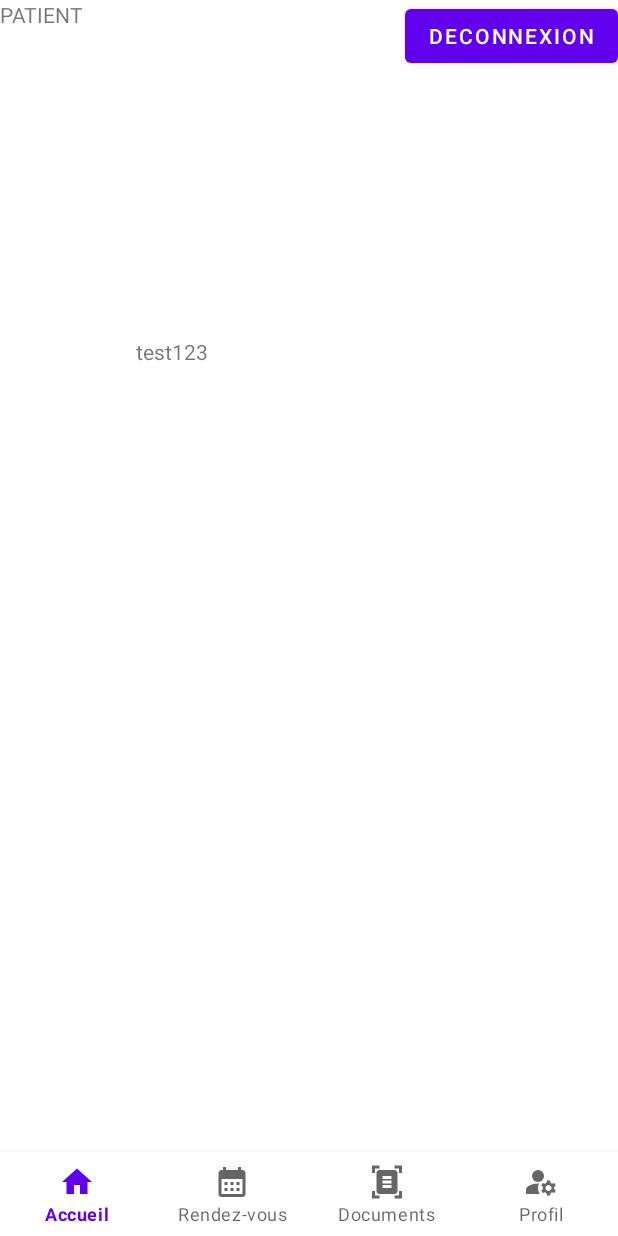
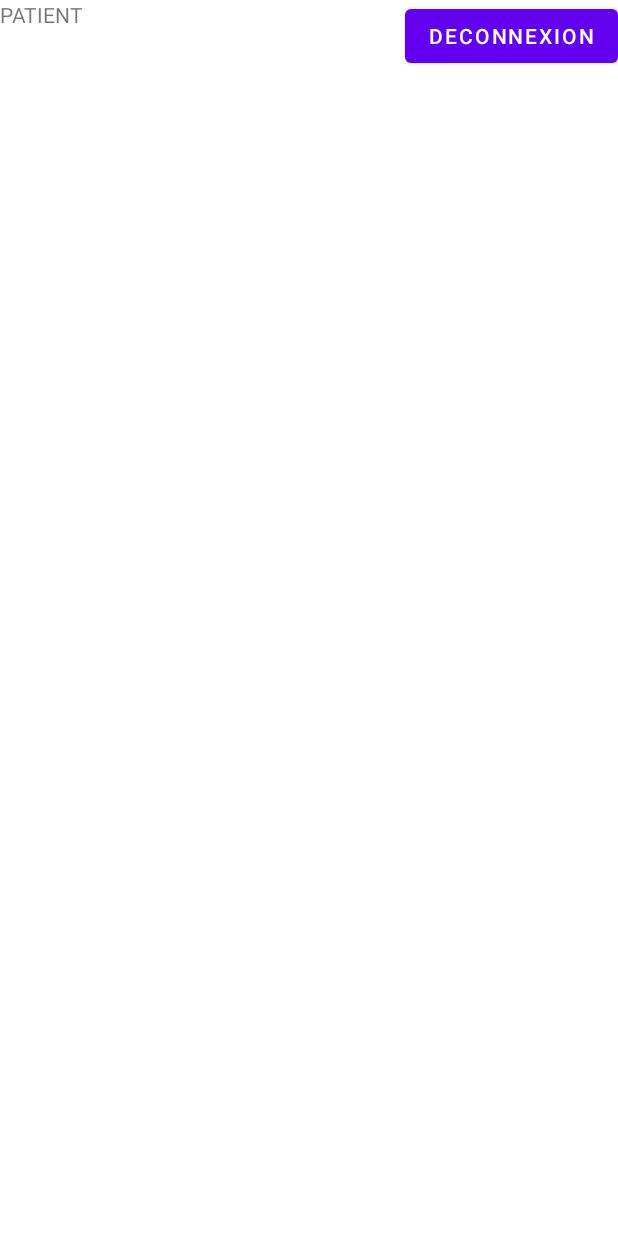
Before and after one commit to Fantastix80/projet_android_allodocteur, an Android app: the AccueilPatient screen opened directly, with no data from a screen before it, on a phone screen of 412 x 824 dp. Run offline under Robolectric (Android 15) with nearby library versions, the phone set to English and light mode, and no system bars.

Commit message:
j'ai enlevé le menu

```diff
--- a/app/build.gradle
+++ b/app/build.gradle
@@ -31,7 +31,7 @@ android {
 dependencies {
 
     implementation 'androidx.appcompat:appcompat:1.6.1'
-    implementation 'com.google.android.material:material:1.8.0'
+    implementation 'com.google.android.material:material:1.3.0'
     implementation 'androidx.constraintlayout:constraintlayout:2.1.4'
     testImplementation 'junit:junit:4.13.2'
     androidTestImplementation 'androidx.test.ext:junit:1.1.5'
--- a/app/src/main/AndroidManifest.xml
+++ b/app/src/main/AndroidManifest.xml
@@ -7,15 +7,18 @@
     <uses-permission android:name="android.permission.ACCESS_WIFI_STATE" />
 
     <application
-        android:networkSecurityConfig="@xml/network_security_config"
         android:allowBackup="true"
         android:dataExtractionRules="@xml/data_extraction_rules"
         android:fullBackupContent="@xml/backup_rules"
         android:icon="@mipmap/ic_launcher"
         android:label="@string/app_name"
+        android:networkSecurityConfig="@xml/network_security_config"
         android:supportsRtl="true"
         android:theme="@style/Theme.FormulaireBeau"
         tools:targetApi="31">
+        <activity
+            android:name=".prendreRDV"
+            android:exported="false" />
         <activity
             android:name=".AccueilPatient"
             android:exported="false" />
--- a/app/src/main/java/com/example/formulairebeau/AccueilPatient.java
+++ b/app/src/main/java/com/example/formulairebeau/AccueilPatient.java
@@ -2,24 +2,15 @@ package com.example.formulairebeau;
 
 import androidx.appcompat.app.AppCompatActivity;
 
-import android.content.ClipData;
 import android.content.Intent;
 import android.os.Bundle;
-import android.view.Menu;
 import android.view.View;
 import android.widget.Button;
-import android.widget.TextView;
-
-import com.google.android.material.bottomnavigation.BottomNavigationItemView;
-import com.google.android.material.bottomnavigation.BottomNavigationView;
 
 public class AccueilPatient extends AppCompatActivity {
 
     private SessionManager sessionManager;
     private Button btnLogout;
-
-    private TextView test;
-    private BottomNavigationView navbar;
 
 
     @Override
@@ -30,11 +21,6 @@ public class AccueilPatient extends AppCompatActivity {
         sessionManager = new SessionManager(this);
 
         btnLogout = findViewById(R.id.btnLogout);
-        test = findViewById(R.id.id2);
-        navbar = findViewById(R.id.bottomNavigationView);
-
-        sessionManager.modifyUser("email", "test123");
-        test.setText(sessionManager.getEmail());
 
         btnLogout.setOnClickListener(new View.OnClickListener() {
             @Override
@@ -46,9 +32,5 @@ public class AccueilPatient extends AppCompatActivity {
             }
         });
 
-        BottomNavigationView.OnNavigationItemSelectedListener
-
-
-
     }
 }
--- a/app/src/main/res/layout/activity_accueil_patient.xml
+++ b/app/src/main/res/layout/activity_accueil_patient.xml
@@ -15,18 +15,6 @@
         app:layout_constraintStart_toStartOf="parent"
         app:layout_constraintTop_toTopOf="parent">
     </TextView>
-
-    <com.google.android.material.bottomnavigation.BottomNavigationView
-        android:id="@+id/bottomNavigationView"
-        android:layout_width="match_parent"
-        android:layout_height="wrap_content"
-        app:layout_constraintBottom_toBottomOf="parent"
-        app:layout_constraintEnd_toEndOf="parent"
-        app:layout_constraintStart_toStartOf="parent"
-        app:menu="@menu/bottom_nav"
-        app:labelVisibilityMode="labeled">
-
-    </com.google.android.material.bottomnavigation.BottomNavigationView>
 
     <Button
         android:id="@+id/btnLogout"
@@ -46,7 +34,7 @@
         android:layout_marginEnd="175dp"
         android:layout_marginBottom="471dp"
         android:text="TextView"
-        app:layout_constraintBottom_toTopOf="@+id/bottomNavigationView"
+        app:layout_constraintBottom_toTopOf="parent"
         app:layout_constraintEnd_toEndOf="parent"
         app:layout_constraintHorizontal_bias="1.0"
         app:layout_constraintStart_toStartOf="parent"
--- a/app/src/main/res/menu/bottom_nav.xml
+++ /dev/null
@@ -1,27 +0,0 @@
-<?xml version="1.0" encoding="utf-8"?>
-<menu xmlns:android="http://schemas.android.com/apk/res/android">
-
-    <item
-        android:id="@+id/home"
-        android:icon="@drawable/baseline_home_24"
-        android:title="Accueil">
-    </item>
-
-    <item
-        android:id="@+id/reserver"
-        android:icon="@drawable/baseline_calendar_month_24"
-        android:title="Rendez-vous">
-    </item>
-
-    <item
-        android:id="@+id/documents"
-        android:icon="@drawable/baseline_document_scanner_24"
-        android:title="Documents">
-    </item>
-
-    <item
-        android:id="@+id/profil"
-        android:icon="@drawable/baseline_manage_accounts_24"
-        android:title="Profil">
-    </item>
-</menu>
```
Also changed, not shown: app/src/main/java/com/example/formulairebeau/prendreRDV.java (added, +14 -0 lines), app/src/main/res/layout/activity_accueil_medecin.xml (+0 -8 lines), app/src/main/res/layout/activity_prendre_rdv.xml (added, +43 -0 lines).
